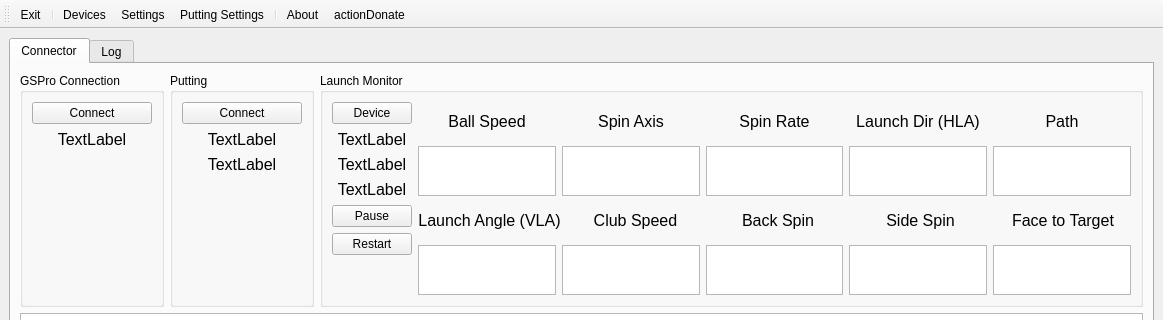
The window that src/MainWindow.ui (springbok/MLM2PRO-GSPro-Connector) describes before a commit, drawn with Qt 5; both pictures show x 0 to 1163 and y 0 to 320 of the 1163 by 642 pixel window.
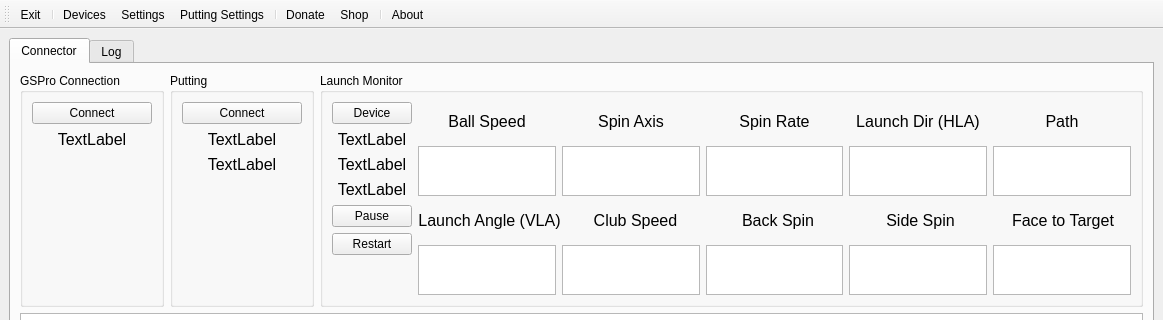
The same window after the commit. Icons and pictures are not drawn.

Commit message: Add shop button, add messages during auto start

Diff of the .ui file:
```diff
--- a/src/MainWindow.ui
+++ b/src/MainWindow.ui
@@ -879,8 +879,10 @@
    <addaction name="actionSettings"/>
    <addaction name="actionPuttingSettings"/>
    <addaction name="separator"/>
-   <addaction name="actionAbout"/>
    <addaction name="actionDonate"/>
+   <addaction name="actionShop"/>
+   <addaction name="separator"/>
+   <addaction name="actionAbout"/>
   </widget>
   <action name="actionExit">
    <property name="icon">
@@ -939,12 +941,24 @@
      <normaloff>:/ico/ico/nav-logo-stroke.ico</normaloff>:/ico/ico/nav-logo-stroke.ico</iconset>
    </property>
    <property name="text">
-    <string>actionDonate</string>
+    <string>Donate</string>
    </property>
    <property name="toolTip">
     <string>Donate</string>
    </property>
   </action>
+  <action name="actionShop">
+   <property name="icon">
+    <iconset resource="resource.qrc">
+     <normaloff>:/ico/ico/store_2838968.png</normaloff>:/ico/ico/store_2838968.png</iconset>
+   </property>
+   <property name="text">
+    <string>Shop</string>
+   </property>
+   <property name="toolTip">
+    <string>Shop</string>
+   </property>
+  </action>
  </widget>
  <resources>
   <include location="resource.qrc"/>
```
The commit also changes 5 other files.
